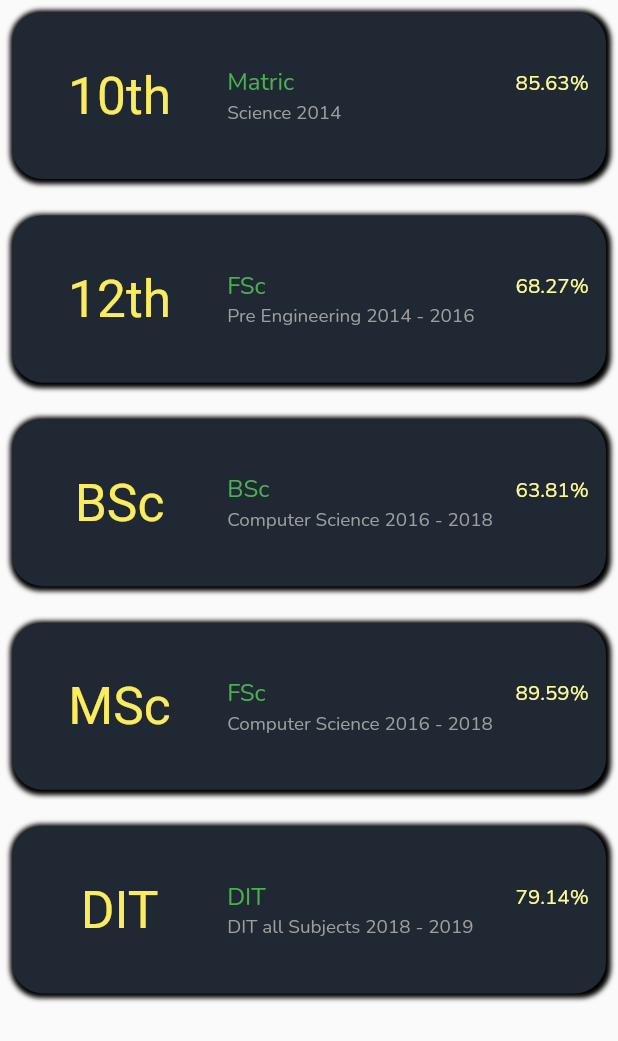
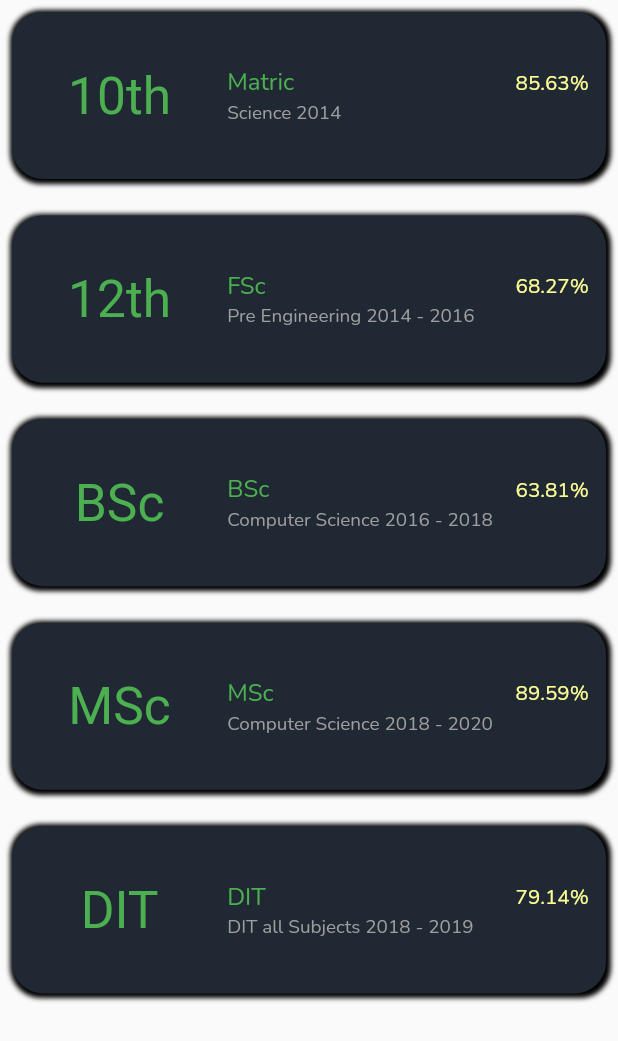
Before and after one commit to abdul3260/myPortfolio, a Flutter app: what educationSlide() shows on an empty page, opened directly, on a phone screen of 412 x 824 dp. Shown: the top 1041 px of the screen. Run offline on Flutter 3.47's test engine with Material 2 defaults, Android fonts, the phone set to English and light mode, and no system bars; our stand-ins replace carousel_slider, flutter_screenutil, smooth_page_indicator.

Commit message:
final changes

```diff
--- a/lib/Screens/Slides/profile_Slides.dart
+++ b/lib/Screens/Slides/profile_Slides.dart
@@ -349,8 +349,8 @@ Widget educationSlide() {
             height: 6.h,
           ),
           educationSlideItem(
-              degreetitle: "FSc",
-              mainSubjects: "Computer Science 2016 - 2018",
+              degreetitle: "MSc",
+              mainSubjects: "Computer Science 2018 - 2020",
               iconn: "MSc",
               percentage: "89.59%"),
           SizedBox(
@@ -402,7 +402,7 @@ Widget educationSlideItem(
             ),
             child: Text(
               iconn,
-              style: textStyle("roboto", 30.sp, mediumYellow),
+              style: textStyle("roboto", 30.sp, Colors.green),
             ),
           ),
         ),
```
